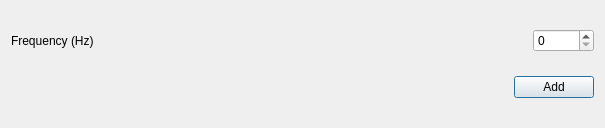
This is main/ui/gui/ui_specification/design/gui_add_frequency_design.ui in uz-gaz/Tertimuss as Qt 5 draws it before an edit. The edited form follows.
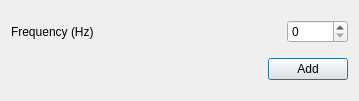
This is the edited form.

What changed in the file:
```diff
--- a/main/ui/gui/ui_specification/design/gui_add_frequency_design.ui
+++ b/main/ui/gui/ui_specification/design/gui_add_frequency_design.ui
@@ -12,8 +12,8 @@
    <rect>
     <x>0</x>
     <y>0</y>
-    <width>605</width>
-    <height>128</height>
+    <width>359</width>
+    <height>101</height>
    </rect>
   </property>
   <property name="windowTitle">
```
Left out of the diff: 2 changed lines with no effect on the pictures.
